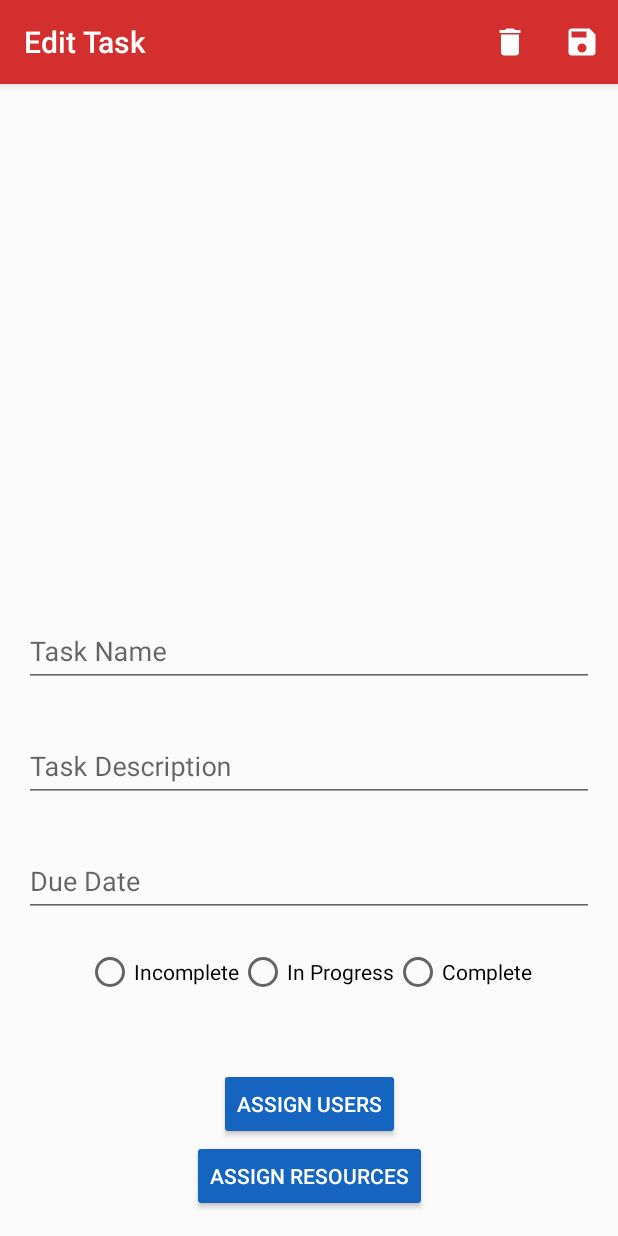
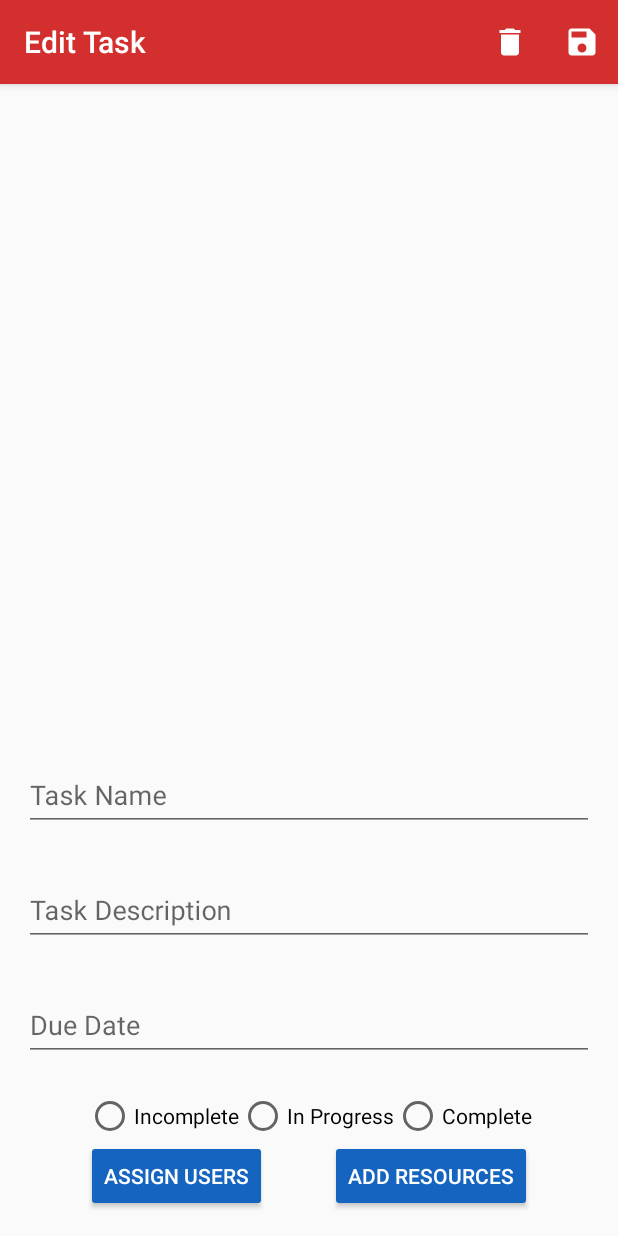
Before and after one commit to hamzabasrai/DutyHelper, an Android app: the EditTaskActivity screen opened directly, with no data from a screen before it, on a phone screen of 412 x 824 dp. Run offline under Robolectric (Android 15) with nearby library versions, the phone set to English and light mode, and no system bars; our stand-ins replace Firebase (no records; nobody signed in at launch, a user with empty details on screens opened directly); 1 statement that could not run was skipped.

Commit message:
Renamed strings and updated views

```diff
--- a/app/src/main/java/com/uottawa/dutyhelper/activities/EditTaskActivity.java
+++ b/app/src/main/java/com/uottawa/dutyhelper/activities/EditTaskActivity.java
@@ -99,7 +99,7 @@ public class EditTaskActivity extends AppCompatActivity {
         mTaskDateLayout = (TextInputLayout) findViewById(R.id.edit_due_date_layout);
         mRadioGroup = (RadioGroup) findViewById(R.id.edit_status_radio_group);
         mBtnAssignUser = (Button) findViewById(R.id.edit_btn_assign_user);
-        mBtnAssignResources = (Button) findViewById(R.id.edit_btn_assign_resources);
+        mBtnAssignResources = (Button) findViewById(R.id.edit_btn_add_resources);
 
         mTaskDueDate.setOnClickListener(new View.OnClickListener() {
             @Override
--- a/app/src/main/java/com/uottawa/dutyhelper/activities/TaskListActivity.java
+++ b/app/src/main/java/com/uottawa/dutyhelper/activities/TaskListActivity.java
@@ -239,7 +239,7 @@ public class TaskListActivity extends AppCompatActivity {
         if (id == R.id.action_group) {
 
         }
-        if (id == R.id.action_settings) {
+        if (id == R.id.action_profile) {
             Intent sendToSettings = new Intent(TaskListActivity.this, ProfileActivity.class);
             startActivity(sendToSettings);
 
--- a/app/src/main/res/layout/activity_edit_task.xml
+++ b/app/src/main/res/layout/activity_edit_task.xml
@@ -97,20 +97,20 @@
         android:backgroundTint="@color/colorAccent"
         android:textColor="@android:color/white"
         app:layout_constraintStart_toStartOf="parent"
+        app:layout_constraintEnd_toStartOf="@id/edit_btn_add_resources"
+        app:layout_constraintTop_toBottomOf="@id/edit_status_radio_group"
+        app:layout_constraintBottom_toBottomOf="parent"/>
+
+    <Button
+        android:id="@+id/edit_btn_add_resources"
+        android:layout_width="wrap_content"
+        android:layout_height="wrap_content"
+        android:text="@string/btn_add_resources"
+        android:backgroundTint="@color/colorAccent"
+        android:textColor="@android:color/white"
+        app:layout_constraintStart_toEndOf="@id/edit_btn_assign_user"
         app:layout_constraintEnd_toEndOf="parent"
         app:layout_constraintTop_toBottomOf="@id/edit_status_radio_group"
         app:layout_constraintBottom_toBottomOf="parent"/>
 
-    <Button
-        android:id="@+id/edit_btn_assign_resources"
-        android:layout_width="wrap_content"
-        android:layout_height="wrap_content"
-        android:text="@string/btn_assign_resources"
-        android:backgroundTint="@color/colorAccent"
-        android:textColor="@android:color/white"
-        app:layout_constraintStart_toStartOf="parent"
-        app:layout_constraintEnd_toEndOf="parent"
-        app:layout_constraintTop_toBottomOf="@id/edit_btn_assign_user"
-        app:layout_constraintBottom_toBottomOf="parent"/>
-
 </android.support.constraint.ConstraintLayout>
--- a/app/src/main/res/layout/activity_new_task.xml
+++ b/app/src/main/res/layout/activity_new_task.xml
@@ -90,7 +90,7 @@
         android:backgroundTint="@color/colorAccent"
         android:textColor="@android:color/white"
         app:layout_constraintStart_toStartOf="parent"
-        app:layout_constraintEnd_toEndOf="parent"
+        app:layout_constraintEnd_toStartOf="@id/btn_add_resources"
         app:layout_constraintTop_toBottomOf="@id/status_radio_group"
         app:layout_constraintBottom_toBottomOf="parent"/>
 
@@ -101,8 +101,8 @@
         android:text="@string/btn_add_resources"
         android:backgroundTint="@color/colorAccent"
         android:textColor="@android:color/white"
-        app:layout_constraintStart_toStartOf="parent"
+        app:layout_constraintStart_toEndOf="@id/btn_assign_user"
         app:layout_constraintEnd_toEndOf="parent"
-        app:layout_constraintTop_toBottomOf="@id/btn_assign_user"
+        app:layout_constraintTop_toBottomOf="@id/status_radio_group"
         app:layout_constraintBottom_toBottomOf="parent"/>
 </android.support.constraint.ConstraintLayout>
--- a/app/src/main/res/layout/activity_task_list.xml
+++ b/app/src/main/res/layout/activity_task_list.xml
@@ -33,7 +33,7 @@
             android:layout_height="45dp"
             android:paddingStart="10dp"
             android:paddingEnd="10dp"
-            android:text="@string/taskviewswitch"
+            android:text="@string/task_view_switch"
             android:textAlignment="textStart"/>
 
         <ListView
--- a/app/src/main/res/values/strings.xml
+++ b/app/src/main/res/values/strings.xml
@@ -5,21 +5,29 @@
     <string name="title_activity_task_list">Task List</string>
     <string name="title_activity_settings">Settings</string>
     <string name="title_activity_new_task">Add Task</string>
-    <string name="title_activity_profile_settings">Profile</string>
+    <string name="title_activity_profile_settings">My Profile</string>
     <string name="title_activity_edit_task">Edit Task</string>
     <string name="title_activity_new_group">New Group</string>
 
     <!-- Arrays -->
-    <string-array name="appUsers"> appUsers </string-array>
+    <string-array name="task_resources">
+        <item>Vacuum</item>
+        <item>Mop</item>
+        <item>Garbage Bags</item>
+        <item>Cleaning Supplies</item>
+        <item>Hand Tools</item>
+        <item>Sponge</item>
+        <item>Bucket</item>
+        <item>Ladder</item>
+    </string-array>
 
     <!--Button Text-->
     <string name="btn_sign_up">Sign Up</string>
     <string name="btn_login">Login</string>
     <string name="btn_Add_task">Add Task</string>
     <string name="btn_sign_out">Sign Out</string>
-    <string name="btn_add_items">Add Items</string>
     <string name="btn_assign_users">Assign Users</string>
-    <string name="btn_assign_resources"> Assign Resources </string>
+    <string name="btn_add_resources">Add Resources</string>
 
     <!--Text Input Hints & Labels-->
     <string name="hint_first_name">First Name</string>
@@ -38,26 +46,12 @@
     <string name="description_profile_picture">Profile Picture</string>
 
     <!--Menu Item Labels-->
-    <string name="action_settings">Profile Settings</string>
+    <string name="action_profile">Profile</string>
     <string name="action_delete">Delete</string>
     <string name="action_save">Save</string>
     <string name="action_cancel">Cancel</string>
     <string name="action_show_group">Show Group</string>
     <string name="points">+100 Points</string>
-    <string name="Points">Points:</string>
-    <string name="taskviewswitch">View My Tasks</string>
-    <string name="btn_add_resources">Add Resources</string>
-
-    <string-array name="task_resources">
-        <item>Vacuum</item>
-        <item>Mop</item>
-        <item>Garbage Bags</item>
-        <item>Cleaning Supplies</item>
-        <item>Hand Tools</item>
-        <item>Sponge</item>
-        <item>Bucket</item>
-        <item>Ladder</item>
-    </string-array>
-
+    <string name="task_view_switch">View My Tasks</string>
 
 </resources>
```
Also changed, not shown: app/src/main/res/menu/menu_task_list.xml (+2 -8 lines).
